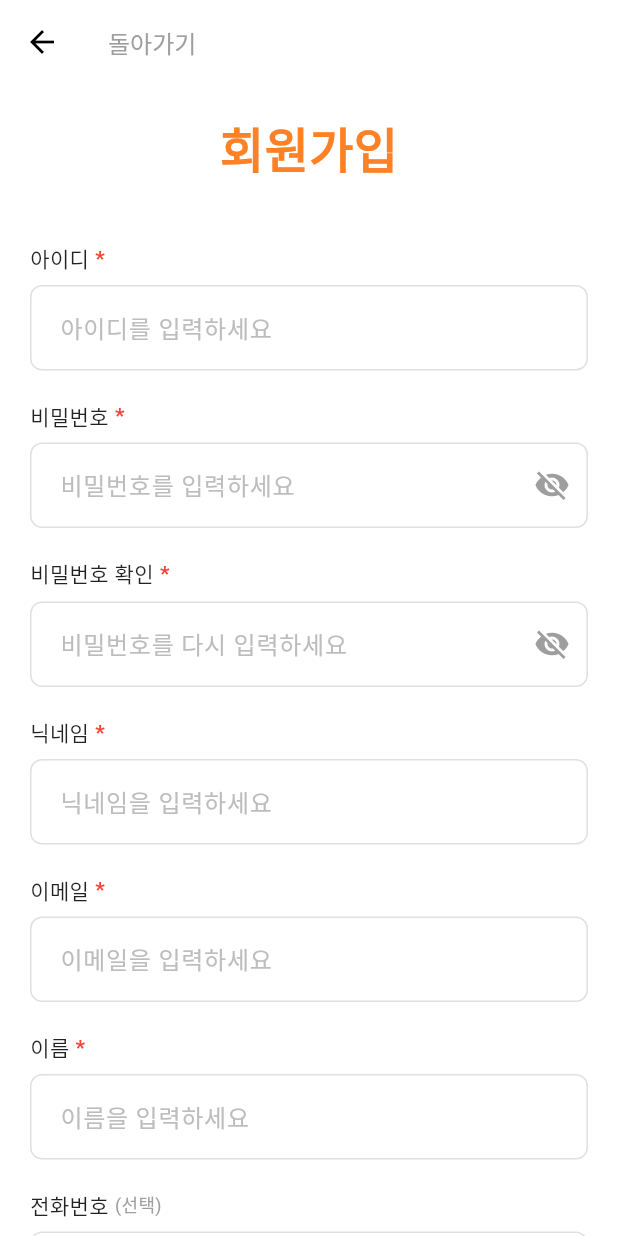
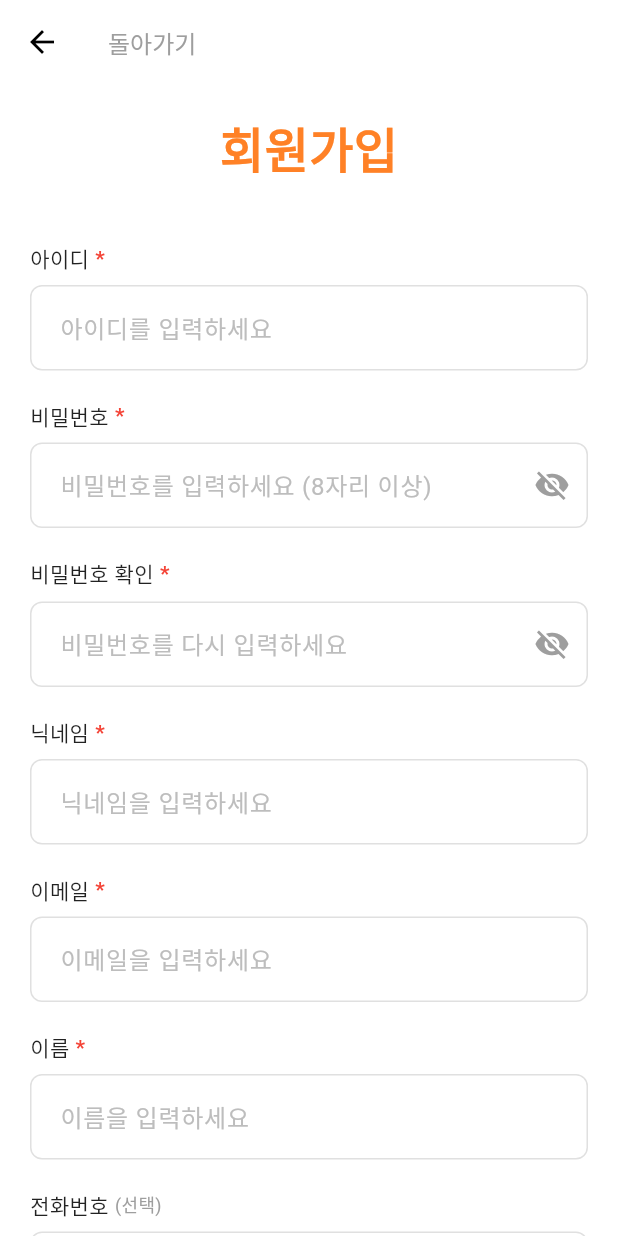
Before and after one commit to sswwdk/EclipseApp, a Flutter app: the SignUpScreen screen opened directly, on a phone screen of 412 x 824 dp. Run offline on Flutter 3.47's test engine with Material 3 defaults, Android fonts, the phone set to English and light mode, and no system bars; our stand-ins replace geolocator; accounts and stored records are empty.

Commit message:
[refactor] 비밀번호 조건 알려줌

```diff
--- a/lib/presentation/screens/auth/signup_screen.dart
+++ b/lib/presentation/screens/auth/signup_screen.dart
@@ -215,7 +215,7 @@ class _SignUpScreenState extends State<SignUpScreen> {
             // 비밀번호 입력 필드 (필수)
             _buildInputField(
               '비밀번호',
-              '비밀번호를 입력하세요',
+              '비밀번호를 입력하세요 (8자리 이상)',
               _passwordController,
               isPassword: true,
               isRequired: true,
```
